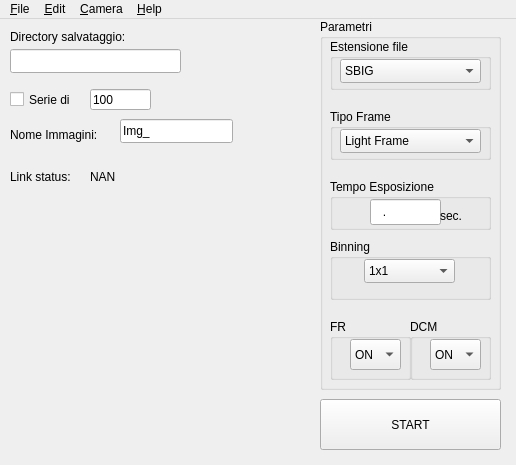
algebrato/PenguinSBIG, file mainwindow.ui: the form before one commit.
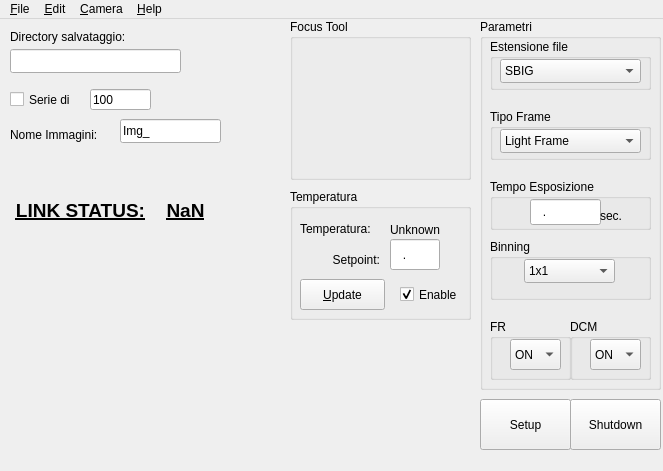
The form after the commit. Icons and pictures are not drawn.

Commit message: Add imageInfo - Fix camera link

The edit to the form file:
```diff
--- a/mainwindow.ui
+++ b/mainwindow.ui
@@ -6,8 +6,8 @@
    <rect>
     <x>0</x>
     <y>0</y>
-    <width>516</width>
-    <height>465</height>
+    <width>663</width>
+    <height>471</height>
    </rect>
   </property>
   <property name="windowTitle">
@@ -17,7 +17,7 @@
    <widget class="QGroupBox" name="groupBox_7">
     <property name="geometry">
      <rect>
-      <x>320</x>
+      <x>480</x>
       <y>0</y>
       <width>181</width>
       <height>371</height>
@@ -271,14 +271,14 @@
    <widget class="QPushButton" name="buttImage">
     <property name="geometry">
      <rect>
-      <x>320</x>
+      <x>480</x>
       <y>380</y>
-      <width>181</width>
+      <width>91</width>
       <height>51</height>
      </rect>
     </property>
     <property name="text">
-     <string>START</string>
+     <string>Setup</string>
     </property>
    </widget>
    <widget class="QLabel" name="label_2">
@@ -344,7 +344,7 @@
      <rect>
       <x>120</x>
       <y>100</y>
-      <width>113</width>
+      <width>101</width>
       <height>24</height>
      </rect>
     </property>
@@ -358,36 +358,39 @@
    <widget class="QLabel" name="label_4">
     <property name="geometry">
      <rect>
-      <x>10</x>
-      <y>150</y>
-      <width>81</width>
-      <height>16</height>
+      <x>0</x>
+      <y>180</y>
+      <width>161</width>
+      <height>21</height>
      </rect>
     </property>
+    <property name="font">
+     <font>
+      <pointsize>14</pointsize>
+      <weight>75</weight>
+      <italic>false</italic>
+      <bold>true</bold>
+      <underline>true</underline>
+      <strikeout>false</strikeout>
+     </font>
+    </property>
     <property name="text">
-     <string>Link status:</string>
+     <string>LINK STATUS:</string>
     </property>
-   </widget>
-   <widget class="QLabel" name="labelStatus">
-    <property name="geometry">
-     <rect>
-      <x>90</x>
-      <y>150</y>
-      <width>81</width>
-      <height>16</height>
-     </rect>
+    <property name="textFormat">
+     <enum>Qt::RichText</enum>
     </property>
-    <property name="text">
-     <string>NAN</string>
+    <property name="alignment">
+     <set>Qt::AlignCenter</set>
     </property>
    </widget>
    <widget class="QLabel" name="label_imm">
     <property name="geometry">
      <rect>
-      <x>40</x>
-      <y>180</y>
+      <x>10</x>
+      <y>200</y>
       <width>251</width>
-      <height>251</height>
+      <height>261</height>
      </rect>
     </property>
     <property name="text">
@@ -407,13 +410,186 @@
      </rect>
     </property>
    </widget>
+   <widget class="QGroupBox" name="groupBox_8">
+    <property name="geometry">
+     <rect>
+      <x>290</x>
+      <y>0</y>
+      <width>181</width>
+      <height>161</height>
+     </rect>
+    </property>
+    <property name="title">
+     <string>Focus Tool</string>
+    </property>
+   </widget>
+   <widget class="QGroupBox" name="groupBox_9">
+    <property name="geometry">
+     <rect>
+      <x>290</x>
+      <y>170</y>
+      <width>181</width>
+      <height>131</height>
+     </rect>
+    </property>
+    <property name="title">
+     <string>Temperatura</string>
+    </property>
+    <widget class="QLineEdit" name="coolingSetpoint">
+     <property name="geometry">
+      <rect>
+       <x>100</x>
+       <y>50</y>
+       <width>50</width>
+       <height>31</height>
+      </rect>
+     </property>
+     <property name="maximumSize">
+      <size>
+       <width>50</width>
+       <height>32767</height>
+      </size>
+     </property>
+     <property name="inputMask">
+      <string>#09.99; </string>
+     </property>
+     <property name="text">
+      <string>.</string>
+     </property>
+    </widget>
+    <widget class="QLabel" name="textLabel12">
+     <property name="geometry">
+      <rect>
+       <x>20</x>
+       <y>60</y>
+       <width>70</width>
+       <height>21</height>
+      </rect>
+     </property>
+     <property name="text">
+      <string>Setpoint:</string>
+     </property>
+     <property name="alignment">
+      <set>Qt::AlignRight|Qt::AlignTrailing|Qt::AlignVCenter</set>
+     </property>
+     <property name="wordWrap">
+      <bool>false</bool>
+     </property>
+     <property name="buddy">
+      <cstring>coolingSetpoint</cstring>
+     </property>
+    </widget>
+    <widget class="QPushButton" name="coolingUpdateButton">
+     <property name="geometry">
+      <rect>
+       <x>10</x>
+       <y>90</y>
+       <width>85</width>
+       <height>31</height>
+      </rect>
+     </property>
+     <property name="text">
+      <string>&amp;Update</string>
+     </property>
+     <property name="shortcut">
+      <string>Alt+U</string>
+     </property>
+    </widget>
+    <widget class="QLabel" name="ccdTempLbl">
+     <property name="geometry">
+      <rect>
+       <x>100</x>
+       <y>30</y>
+       <width>71</width>
+       <height>21</height>
+      </rect>
+     </property>
+     <property name="text">
+      <string>Unknown</string>
+     </property>
+     <property name="wordWrap">
+      <bool>false</bool>
+     </property>
+    </widget>
+    <widget class="QLabel" name="label_5">
+     <property name="geometry">
+      <rect>
+       <x>10</x>
+       <y>29</y>
+       <width>101</width>
+       <height>21</height>
+      </rect>
+     </property>
+     <property name="text">
+      <string>Temperatura:</string>
+     </property>
+    </widget>
+    <widget class="QCheckBox" name="enableChkBox">
+     <property name="geometry">
+      <rect>
+       <x>110</x>
+       <y>90</y>
+       <width>70</width>
+       <height>31</height>
+      </rect>
+     </property>
+     <property name="text">
+      <string>Enable</string>
+     </property>
+     <property name="checked">
+      <bool>true</bool>
+     </property>
+    </widget>
+   </widget>
+   <widget class="QPushButton" name="butshut">
+    <property name="geometry">
+     <rect>
+      <x>570</x>
+      <y>380</y>
+      <width>91</width>
+      <height>51</height>
+     </rect>
+    </property>
+    <property name="text">
+     <string>Shutdown</string>
+    </property>
+   </widget>
+   <widget class="QLabel" name="lab_conn">
+    <property name="geometry">
+     <rect>
+      <x>150</x>
+      <y>180</y>
+      <width>71</width>
+      <height>21</height>
+     </rect>
+    </property>
+    <property name="font">
+     <font>
+      <pointsize>14</pointsize>
+      <weight>75</weight>
+      <italic>false</italic>
+      <bold>true</bold>
+      <underline>true</underline>
+      <strikeout>false</strikeout>
+     </font>
+    </property>
+    <property name="text">
+     <string>NaN</string>
+    </property>
+    <property name="textFormat">
+     <enum>Qt::RichText</enum>
+    </property>
+    <property name="alignment">
+     <set>Qt::AlignCenter</set>
+    </property>
+   </widget>
   </widget>
   <widget class="QMenuBar" name="menuBar">
    <property name="geometry">
     <rect>
      <x>0</x>
      <y>0</y>
-     <width>516</width>
+     <width>663</width>
      <height>22</height>
     </rect>
    </property>
```
Left out of the diff: 4 changed lines with no effect on the pictures. The commit also changes 10 other files.
